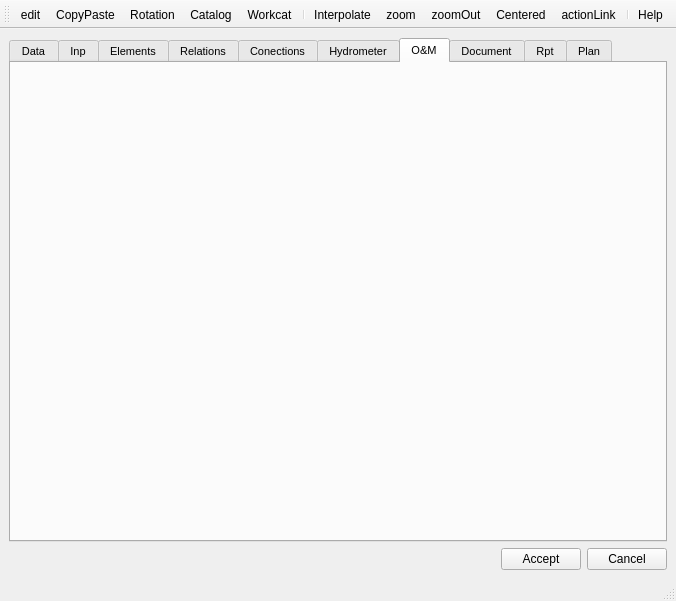
The window that ui/api_cf.ui (Giswater/giswater_qgis_plugin) describes before a commit, drawn with Qt 5.
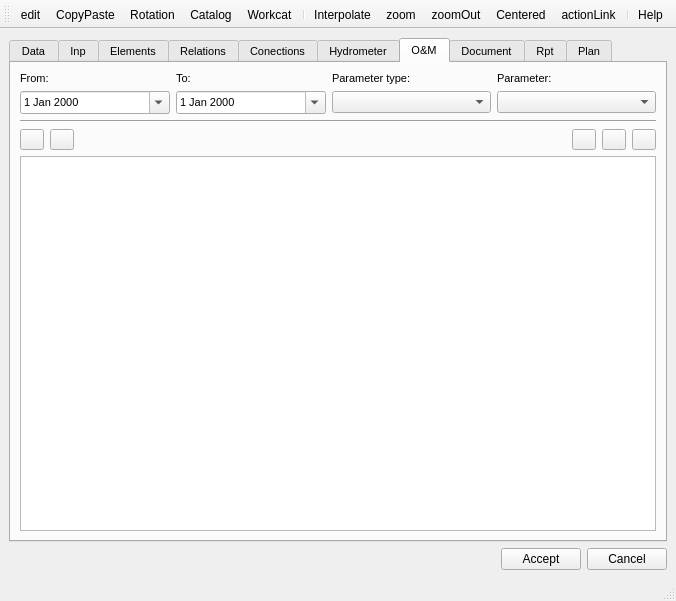
The same window after the commit. The open tabs and pages were chosen to show the change. Icons and pictures are not drawn.

Commit message: WIP tab om

What changed in the file:
```diff
--- a/ui/api_cf.ui
+++ b/ui/api_cf.ui
@@ -408,6 +408,174 @@
        <attribute name="title">
         <string>O&amp;&amp;M</string>
        </attribute>
+       <layout class="QGridLayout" name="gridLayout_14">
+        <item row="4" column="0">
+         <widget class="QTableView" name="tbl_event"/>
+        </item>
+        <item row="1" column="0">
+         <widget class="Line" name="line_2">
+          <property name="orientation">
+           <enum>Qt::Horizontal</enum>
+          </property>
+         </widget>
+        </item>
+        <item row="0" column="0">
+         <layout class="QGridLayout" name="gridLayout_15">
+          <item row="0" column="1">
+           <widget class="QLabel" name="label_9">
+            <property name="text">
+             <string>To:</string>
+            </property>
+           </widget>
+          </item>
+          <item row="0" column="0">
+           <widget class="QLabel" name="label_8">
+            <property name="text">
+             <string>From:</string>
+            </property>
+           </widget>
+          </item>
+          <item row="0" column="2">
+           <widget class="QLabel" name="label_10">
+            <property name="text">
+             <string>Parameter type:</string>
+            </property>
+           </widget>
+          </item>
+          <item row="0" column="3">
+           <widget class="QLabel" name="label_11">
+            <property name="text">
+             <string>Parameter:</string>
+            </property>
+           </widget>
+          </item>
+          <item row="1" column="0">
+           <widget class="QDateEdit" name="date_event_from">
+            <property name="maximumSize">
+             <size>
+              <width>150</width>
+              <height>16777215</height>
+             </size>
+            </property>
+            <property name="calendarPopup">
+             <bool>true</bool>
+            </property>
+           </widget>
+          </item>
+          <item row="1" column="1">
+           <widget class="QDateEdit" name="date_event_to">
+            <property name="maximumSize">
+             <size>
+              <width>150</width>
+              <height>16777215</height>
+             </size>
+            </property>
+            <property name="calendarPopup">
+             <bool>true</bool>
+            </property>
+           </widget>
+          </item>
+          <item row="1" column="2">
+           <widget class="QComboBox" name="event_type"/>
+          </item>
+          <item row="1" column="3">
+           <widget class="QComboBox" name="event_id"/>
+          </item>
+         </layout>
+        </item>
+        <item row="3" column="0">
+         <layout class="QHBoxLayout" name="horizontalLayout_10">
+          <item>
+           <widget class="QPushButton" name="btn_open_visit">
+            <property name="maximumSize">
+             <size>
+              <width>24</width>
+              <height>24</height>
+             </size>
+            </property>
+            <property name="text">
+             <string/>
+            </property>
+            <property name="icon">
+             <iconset>
+              <normaloff>../icons/65b.png</normaloff>../icons/65b.png</iconset>
+            </property>
+            <property name="iconSize">
+             <size>
+              <width>22</width>
+              <height>22</height>
+             </size>
+            </property>
+           </widget>
+          </item>
+          <item>
+           <widget class="QPushButton" name="btn_new_visit">
+            <property name="maximumSize">
+             <size>
+              <width>24</width>
+              <height>24</height>
+             </size>
+            </property>
+            <property name="text">
+             <string/>
+            </property>
+           </widget>
+          </item>
+          <item>
+           <spacer name="horizontalSpacer_7">
+            <property name="orientation">
+             <enum>Qt::Horizontal</enum>
+            </property>
+            <property name="sizeHint" stdset="0">
+             <size>
+              <width>40</width>
+              <height>20</height>
+             </size>
+            </property>
+           </spacer>
+          </item>
+          <item>
+           <widget class="QPushButton" name="btn_open_gallery">
+            <property name="maximumSize">
+             <size>
+              <width>24</width>
+              <height>24</height>
+             </size>
+            </property>
+            <property name="text">
+             <string/>
+            </property>
+           </widget>
+          </item>
+          <item>
+           <widget class="QPushButton" name="btn_open_visit_doc">
+            <property name="maximumSize">
+             <size>
+              <width>24</width>
+              <height>24</height>
+             </size>
+            </property>
+            <property name="text">
+             <string/>
+            </property>
+           </widget>
+          </item>
+          <item>
+           <widget class="QPushButton" name="btn_open_visit_event">
+            <property name="maximumSize">
+             <size>
+              <width>24</width>
+              <height>24</height>
+             </size>
+            </property>
+            <property name="text">
+             <string/>
+            </property>
+           </widget>
+          </item>
+         </layout>
+        </item>
+       </layout>
       </widget>
       <widget class="QWidget" name="tab_doc">
        <attribute name="title">
```
Left out of the diff: 6 changed lines with no effect on the pictures. The commit also changes 3 other files.
